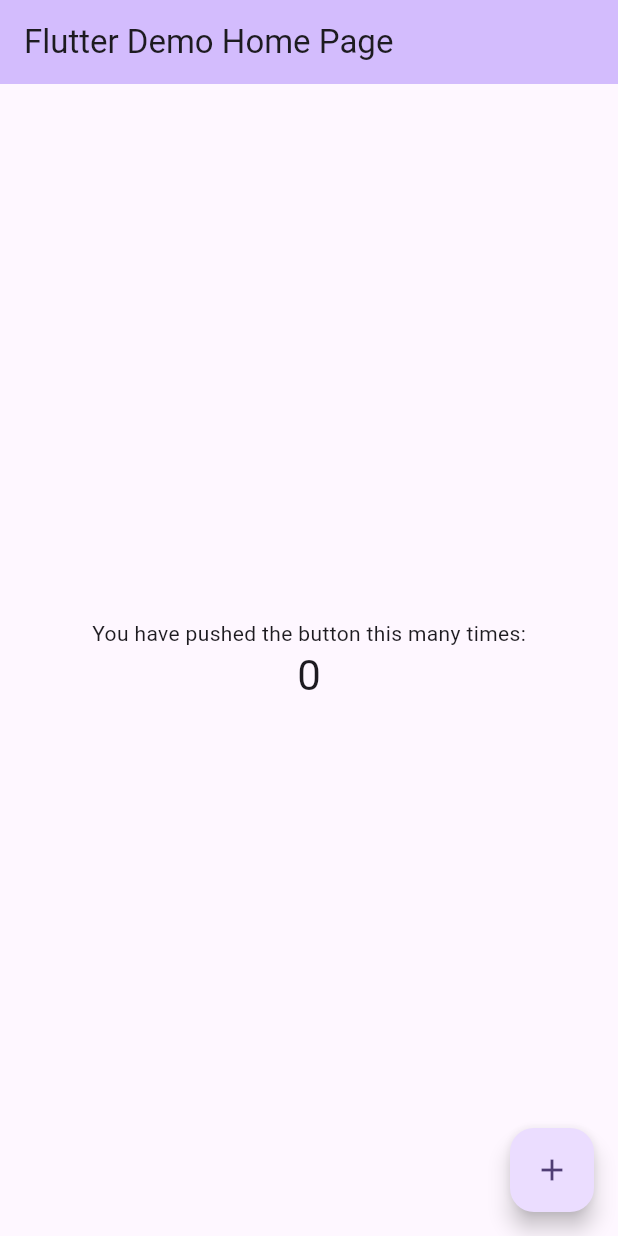
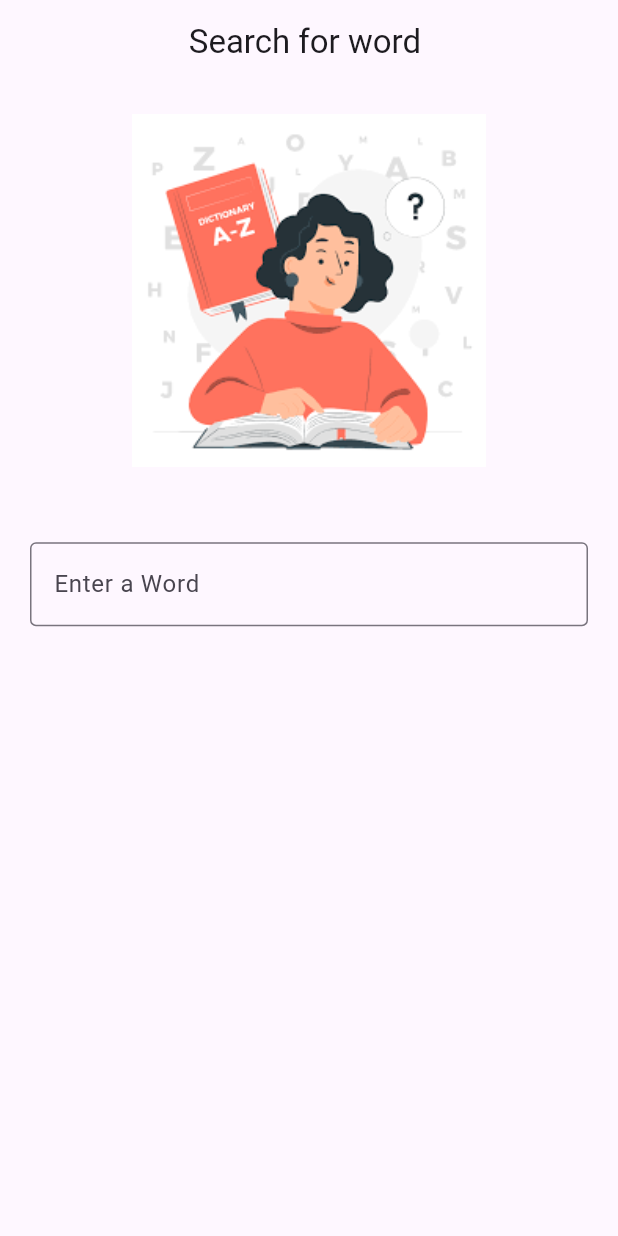
Before and after one commit to MilzOverkill/dictionary_flutter, a Flutter app: the screen it shows after launch, on a phone screen of 412 x 824 dp. Run offline on Flutter 3.47's test engine with Material 3 defaults, Android fonts, the phone set to English and light mode, and no system bars.

Commit message:
working homepage

```diff
--- a/lib/main.dart
+++ b/lib/main.dart
@@ -1,125 +1,26 @@
 import 'package:flutter/material.dart';
 
-void main() {
+import 'pages/home_screen.dart';
+
+
+void main(){
   runApp(const MyApp());
+
 }
 
 class MyApp extends StatelessWidget {
   const MyApp({super.key});
 
-  // This widget is the root of your application.
   @override
   Widget build(BuildContext context) {
     return MaterialApp(
-      title: 'Flutter Demo',
+      debugShowCheckedModeBanner: false,
+      title: "Dictionary App",
       theme: ThemeData(
-        // This is the theme of your application.
-        //
-        // TRY THIS: Try running your application with "flutter run". You'll see
-        // the application has a blue toolbar. Then, without quitting the app,
-        // try changing the seedColor in the colorScheme below to Colors.green
-        // and then invoke "hot reload" (save your changes or press the "hot
-        // reload" button in a Flutter-supported IDE, or press "r" if you used
-        // the command line to start the app).
-        //
-        // Notice that the counter didn't reset back to zero; the application
-        // state is not lost during the reload. To reset the state, use hot
-        // restart instead.
-        //
-        // This works for code too, not just values: Most code changes can be
-        // tested with just a hot reload.
-        colorScheme: ColorScheme.fromSeed(seedColor: Colors.deepPurple),
-        useMaterial3: true,
+        primarySwatch: Colors.pink,
       ),
-      home: const MyHomePage(title: 'Flutter Demo Home Page'),
+      home: HomeScreen(),
+
     );
   }
 }
-
-class MyHomePage extends StatefulWidget {
-  const MyHomePage({super.key, required this.title});
-
-  // This widget is the home page of your application. It is stateful, meaning
-  // that it has a State object (defined below) that contains fields that affect
-  // how it looks.
-
-  // This class is the configuration for the state. It holds the values (in this
-  // case the title) provided by the parent (in this case the App widget) and
-  // used by the build method of the State. Fields in a Widget subclass are
-  // always marked "final".
-
-  final String title;
-
-  @override
-  State<MyHomePage> createState() => _MyHomePageState();
-}
-
-class _MyHomePageState extends State<MyHomePage> {
-  int _counter = 0;
-
-  void _incrementCounter() {
-    setState(() {
-      // This call to setState tells the Flutter framework that something has
-      // changed in this State, which causes it to rerun the build method below
-      // so that the display can reflect the updated values. If we changed
-      // _counter without calling setState(), then the build method would not be
-      // called again, and so nothing would appear to happen.
-      _counter++;
-    });
-  }
-
-  @override
-  Widget build(BuildContext context) {
-    // This method is rerun every time setState is called, for instance as done
-    // by the _incrementCounter method above.
-    //
-    // The Flutter framework has been optimized to make rerunning build methods
-    // fast, so that you can just rebuild anything that needs updating rather
-    // than having to individually change instances of widgets.
-    return Scaffold(
-      appBar: AppBar(
-        // TRY THIS: Try changing the color here to a specific color (to
-        // Colors.amber, perhaps?) and trigger a hot reload to see the AppBar
-        // change color while the other colors stay the same.
-        backgroundColor: Theme.of(context).colorScheme.inversePrimary,
-        // Here we take the value from the MyHomePage object that was created by
-        // the App.build method, and use it to set our appbar title.
-        title: Text(widget.title),
-      ),
-      body: Center(
-        // Center is a layout widget. It takes a single child and positions it
-        // in the middle of the parent.
-        child: Column(
-          // Column is also a layout widget. It takes a list of children and
-          // arranges them vertically. By default, it sizes itself to fit its
-          // children horizontally, and tries to be as tall as its parent.
-          //
-          // Column has various properties to control how it sizes itself and
-          // how it positions its children. Here we use mainAxisAlignment to
-          // center the children vertically; the main axis here is the vertical
-          // axis because Columns are vertical (the cross axis would be
-          // horizontal).
-          //
-          // TRY THIS: Invoke "debug painting" (choose the "Toggle Debug Paint"
-          // action in the IDE, or press "p" in the console), to see the
-          // wireframe for each widget.
-          mainAxisAlignment: MainAxisAlignment.center,
-          children: <Widget>[
-            const Text(
-              'You have pushed the button this many times:',
-            ),
-            Text(
-              '$_counter',
-              style: Theme.of(context).textTheme.headlineMedium,
-            ),
-          ],
-        ),
-      ),
-      floatingActionButton: FloatingActionButton(
-        onPressed: _incrementCounter,
-        tooltip: 'Increment',
-        child: const Icon(Icons.add),
-      ), // This trailing comma makes auto-formatting nicer for build methods.
-    );
-  }
-}
--- /dev/null
+++ b/lib/pages/home_screen.dart
@@ -0,0 +1,44 @@
+import 'package:flutter/material.dart';
+
+class HomeScreen extends StatelessWidget {
+  const HomeScreen({super.key});
+
+  @override
+  Widget build(BuildContext context) {
+    final TextEditingController _controller = TextEditingController();
+
+    return Scaffold(
+      appBar: AppBar(
+        title: Text("Search for word "),
+        centerTitle: true,
+      ),
+      body: Padding(
+        padding: EdgeInsets.all(20),
+        child: SingleChildScrollView(
+          child: Column(
+            children: [
+              Image.asset( /// image
+                "assets/dic.png",
+                fit: BoxFit.cover,
+                height: MediaQuery.of(context).size.height / 3.5,
+              ),
+              SizedBox(height: 50),
+              TextField(
+                controller: _controller,
+                decoration:InputDecoration(
+                  hintText: "Enter a Word",
+                  border: OutlineInputBorder(),
+                ) ,
+              ),
+
+              SizedBox(height: 50),
+
+
+
+            ],
+          ),
+        ),
+      ),
+    );
+  }
+}
--- a/pubspec.yaml
+++ b/pubspec.yaml
@@ -35,7 +35,7 @@ dependencies:
   # The following adds the Cupertino Icons font to your application.
   # Use with the CupertinoIcons class for iOS style icons.
   cupertino_icons: ^1.0.2
-  http: ^1.2.1
+  http: 1.1.0
 
 dev_dependencies:
   flutter_test:
@@ -60,8 +60,8 @@ flutter:
   uses-material-design: true
 
   # To add assets to your application, add an assets section, like this:
-  # assets:
-  #   - images/a_dot_burr.jpeg
+  assets:
+    - assets/dic.png
   #   - images/a_dot_ham.jpeg
 
   # An image asset can refer to one or more resolution-specific "variants", see
```
Also changed, not shown: assets/dic.png, pubspec.lock.
